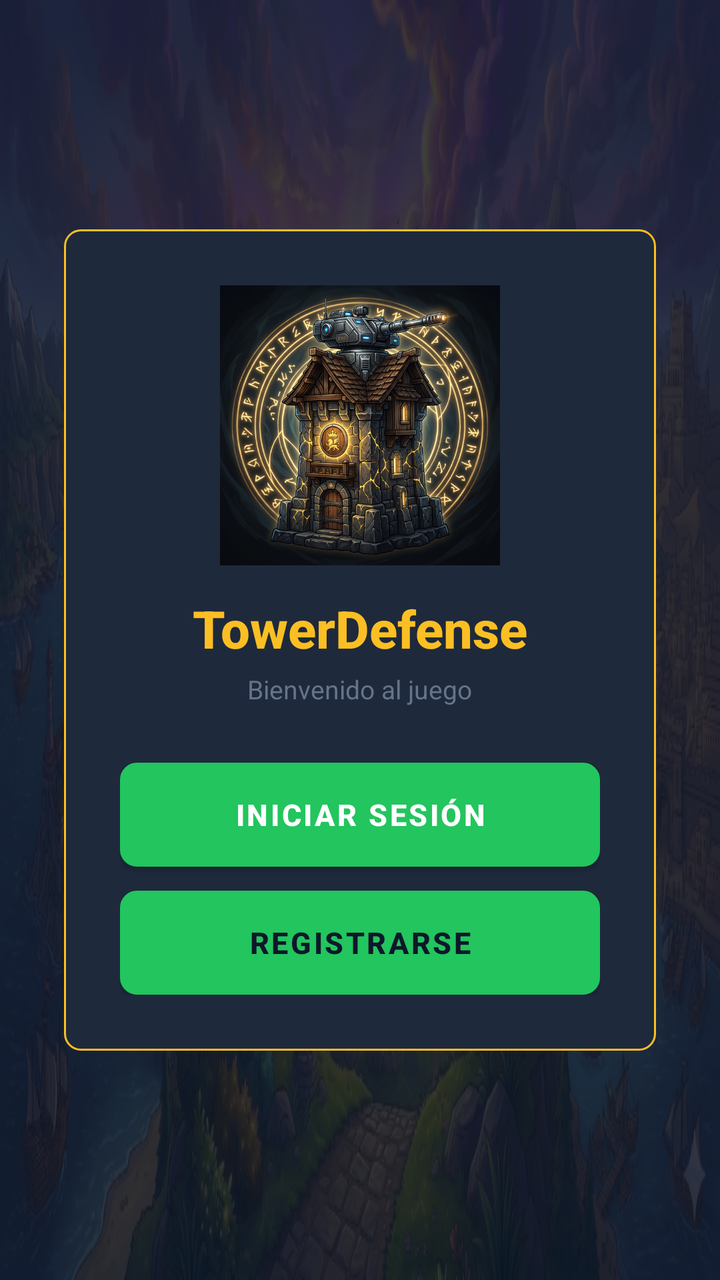
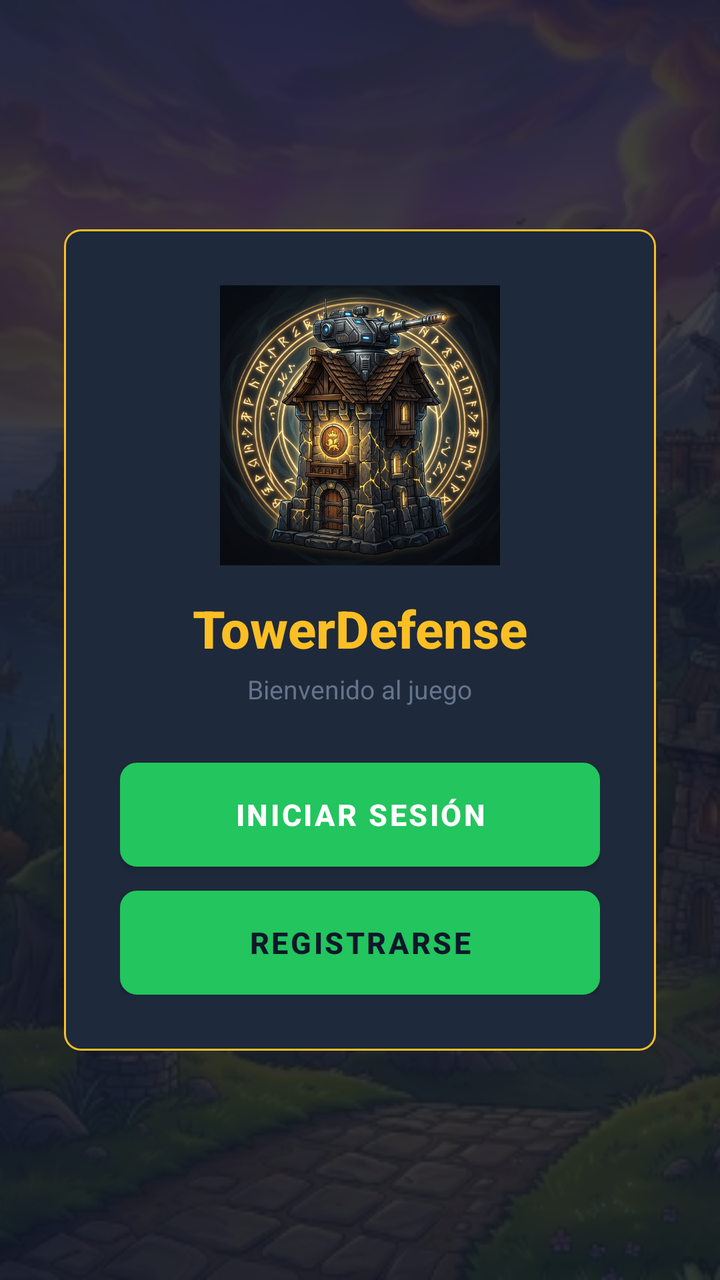

The first picture is an Android layout as it rendered before a commit; the second is the same layout after the commit. The layout source and the unified diff follow.
<!-- AndroidManifest.xml: application theme Theme.dsa_android -->
<!-- res/layout/activity_main.xml -->
<?xml version="1.0" encoding="utf-8"?>
<androidx.constraintlayout.widget.ConstraintLayout
    xmlns:android="http://schemas.android.com/apk/res/android"
    xmlns:app="http://schemas.android.com/apk/res-auto"
    xmlns:tools="http://schemas.android.com/tools"
    android:id="@+id/main"
    android:layout_width="match_parent"
    android:layout_height="match_parent"
    android:background="@drawable/tower_bg"
    tools:context=".MainActivity">

    
    <View
        android:layout_width="0dp"
        android:layout_height="0dp"
        android:background="#CC0F172A"
        app:layout_constraintTop_toTopOf="parent"
        app:layout_constraintBottom_toBottomOf="parent"
        app:layout_constraintStart_toStartOf="parent"
        app:layout_constraintEnd_toEndOf="parent" />

    
    <LinearLayout
        android:id="@+id/card"
        android:layout_width="0dp"
        android:layout_height="wrap_content"
        android:layout_marginHorizontal="32dp"
        android:background="@drawable/td_card_bg"
        android:orientation="vertical"
        android:padding="28dp"
        android:gravity="center"
        app:layout_constraintTop_toTopOf="parent"
        app:layout_constraintBottom_toBottomOf="parent"
        app:layout_constraintStart_toStartOf="parent"
        app:layout_constraintEnd_toEndOf="parent">

        
        <ImageView
            android:layout_width="140dp"
            android:layout_height="140dp"
            android:src="@drawable/combined_logo"
            android:scaleType="fitCenter"
            android:layout_marginBottom="14dp" />

        <TextView
            android:layout_width="wrap_content"
            android:layout_height="wrap_content"
            android:text="TowerDefense"
            android:textSize="26sp"
            android:textStyle="bold"
            android:textColor="#FBBF24"
            android:fontFamily="sans-serif-medium"
            android:layout_marginBottom="4dp" />

        <TextView
            android:layout_width="wrap_content"
            android:layout_height="wrap_content"
            android:text="Bienvenido al juego"
            android:textSize="13sp"
            android:textColor="#64748B"
            android:layout_marginBottom="28dp" />

        
        <Button
            android:id="@+id/Login"
            android:layout_width="match_parent"
            android:layout_height="52dp"
            android:background="@drawable/td_button_green"
            android:text="INICIAR SESIÓN"
            android:textColor="#FFFFFF"
            android:textStyle="bold"
            android:textSize="15sp"
            android:letterSpacing="0.08"
            android:layout_marginBottom="12dp" />

        
        <Button
            android:id="@+id/Singup"
            android:layout_width="match_parent"
            android:layout_height="52dp"
            android:background="@drawable/td_button_primary"
            android:text="REGISTRARSE"
            android:textColor="#0F172A"
            android:textStyle="bold"
            android:textSize="15sp"
            android:letterSpacing="0.08" />

    </LinearLayout>

    <ProgressBar
        android:id="@+id/progressBar"
        android:layout_width="60dp"
        android:layout_height="60dp"
        android:indeterminate="true"
        android:visibility="gone"
        app:layout_constraintTop_toTopOf="parent"
        app:layout_constraintBottom_toBottomOf="parent"
        app:layout_constraintStart_toStartOf="parent"
        app:layout_constraintEnd_toEndOf="parent" />

</androidx.constraintlayout.widget.ConstraintLayout>
<!-- resources referenced by this layout -->
<resources>
  <!-- drawable combined_logo: png bitmap (drawable, 704736 bytes) -->
  <!-- drawable td_button_green (drawable) -->
  <?xml version="1.0" encoding="utf-8"?>
  <shape xmlns:android="http://schemas.android.com/apk/res/android"
      android:shape="rectangle">
      <solid android:color="#22C55E" />
      <corners android:radius="8dp" />
      <stroke android:width="1dp" android:color="#16A34A" />
  </shape>
  <!-- drawable td_button_primary (drawable) -->
  <?xml version="1.0" encoding="utf-8"?>
  <shape xmlns:android="http://schemas.android.com/apk/res/android"
      android:shape="rectangle">
      <solid android:color="#FBBF24" />
      <corners android:radius="8dp" />
      <stroke android:width="1dp" android:color="#F59E0B" />
  </shape>
  <!-- drawable td_card_bg (drawable) -->
  <?xml version="1.0" encoding="utf-8"?>
  <shape xmlns:android="http://schemas.android.com/apk/res/android"
      android:shape="rectangle">
      <solid android:color="#1E293B" />
      <corners android:radius="8dp" />
      <stroke android:width="1dp" android:color="#FBBF24" />
  </shape>
  <!-- drawable tower_bg: jpg bitmap (drawable, 290700 bytes) -->
  <style name="Theme.dsa_android" parent="Theme.MaterialComponents.DayNight.NoActionBar">
          
          <item name="colorPrimary">#22C55E</item>
          <item name="colorPrimaryVariant">#16A34A</item>
          <item name="colorOnPrimary">#FFFFFF</item>
          
          <item name="colorSecondary">#FBBF24</item>
          <item name="colorSecondaryVariant">#F59E0B</item>
          <item name="colorOnSecondary">#0F172A</item>
          
          <item name="android:windowBackground">@drawable/tower_bg</item>
          <item name="android:statusBarColor">#0F172A</item>
          <item name="android:navigationBarColor">#0F172A</item>
      </style>
</resources>

<!-- the commit's change to res/layout/activity_main.xml (unified diff, before → after) -->
@@ -1,101 +1,14 @@
 <?xml version="1.0" encoding="utf-8"?>
-<androidx.constraintlayout.widget.ConstraintLayout
-    xmlns:android="http://schemas.android.com/apk/res/android"
-    xmlns:app="http://schemas.android.com/apk/res-auto"
-    xmlns:tools="http://schemas.android.com/tools"
-    android:id="@+id/main"
+<FrameLayout xmlns:android="http://schemas.android.com/apk/res/android" xmlns:app="http://schemas.android.com/apk/res-auto" xmlns:tools="http://schemas.android.com/tools"
     android:layout_width="match_parent"
-    android:layout_height="match_parent"
-    android:background="@drawable/tower_bg"
-    tools:context=".MainActivity">
+    android:layout_height="match_parent">
+
+    <ImageView
+        android:layout_width="match_parent"
+        android:layout_height="match_parent"
+        android:src="@drawable/tower_bg"
+        android:scaleType="centerCrop" />
 
     
-    <View
-        android:layout_width="0dp"
-        android:layout_height="0dp"
-        android:background="#CC0F172A"
-        app:layout_constraintTop_toTopOf="parent"
-        app:layout_constraintBottom_toBottomOf="parent"
-        app:layout_constraintStart_toStartOf="parent"
-        app:layout_constraintEnd_toEndOf="parent" />
-
-    
-    <LinearLayout
-        android:id="@+id/card"
-        android:layout_width="0dp"
-        android:layout_height="wrap_content"
-        android:layout_marginHorizontal="32dp"
-        android:background="@drawable/td_card_bg"
-        android:orientation="vertical"
-        android:padding="28dp"
-        android:gravity="center"
-        app:layout_constraintTop_toTopOf="parent"
-        app:layout_constraintBottom_toBottomOf="parent"
-        app:layout_constraintStart_toStartOf="parent"
-        app:layout_constraintEnd_toEndOf="parent">
-
-        
-        <ImageView
-            android:layout_width="140dp"
-            android:layout_height="140dp"
-            android:src="@drawable/combined_logo"
-            android:scaleType="fitCenter"
-            android:layout_marginBottom="14dp" />
-
-        <TextView
-            android:layout_width="wrap_content"
-            android:layout_height="wrap_content"
-            android:text="TowerDefense"
-            android:textSize="26sp"
-            android:textStyle="bold"
-            android:textColor="#FBBF24"
-            android:fontFamily="sans-serif-medium"
-            android:layout_marginBottom="4dp" />
-
-        <TextView
-            android:layout_width="wrap_content"
-            android:layout_height="wrap_content"
-            android:text="Bienvenido al juego"
-            android:textSize="13sp"
-            android:textColor="#64748B"
-            android:layout_marginBottom="28dp" />
-
-        
-        <Button
-            android:id="@+id/Login"
-            android:layout_width="match_parent"
-            android:layout_height="52dp"
-            android:background="@drawable/td_button_green"
-            android:text="INICIAR SESIÓN"
-            android:textColor="#FFFFFF"
-            android:textStyle="bold"
-            android:textSize="15sp"
-            android:letterSpacing="0.08"
-            android:layout_marginBottom="12dp" />
-
-        
-        <Button
-            android:id="@+id/Singup"
-            android:layout_width="match_parent"
-            android:layout_height="52dp"
-            android:background="@drawable/td_button_primary"
-            android:text="REGISTRARSE"
-            android:textColor="#0F172A"
-            android:textStyle="bold"
-            android:textSize="15sp"
-            android:letterSpacing="0.08" />
-
-    </LinearLayout>
-
-    <ProgressBar
-        android:id="@+id/progressBar"
-        android:layout_width="60dp"
-        android:layout_height="60dp"
-        android:indeterminate="true"
-        android:visibility="gone"
-        app:layout_constraintTop_toTopOf="parent"
-        app:layout_constraintBottom_toBottomOf="parent"
-        app:layout_constraintStart_toStartOf="parent"
-        app:layout_constraintEnd_toEndOf="parent" />
-
-</androidx.constraintlayout.widget.ConstraintLayout>
+<androidx.constraintlayout.widget.ConstraintLayout android:id="@+id/main" android:layout_width="match_parent" android:layout_height="match_parent" tools:context=".MainActivity">  <View android:layout_width="0dp" android:layout_height="0dp" android:background="#CC0F172A" app:layout_constraintTop_toTopOf="parent" app:layout_constraintBottom_toBottomOf="parent" app:layout_constraintStart_toStartOf="parent" app:layout_constraintEnd_toEndOf="parent" />  <LinearLayout android:id="@+id/card" android:layout_width="0dp" android:layout_height="wrap_content" android:layout_marginHorizontal="32dp" android:background="@drawable/td_card_bg" android:orientation="vertical" android:padding="28dp" android:gravity="center" app:layout_constraintTop_toTopOf="parent" app:layout_constraintBottom_toBottomOf="parent" app:layout_constraintStart_toStartOf="parent" app:layout_constraintEnd_toEndOf="parent">  <ImageView android:layout_width="140dp" android:layout_height="140dp" android:src="@drawable/combined_logo" android:scaleType="fitCenter" android:layout_marginBottom="14dp" /> <TextView android:layout_width="wrap_content" android:layout_height="wrap_content" android:text="TowerDefense" android:textSize="26sp" android:textStyle="bold" android:textColor="#FBBF24" android:fontFamily="sans-serif-medium" android:layout_marginBottom="4dp" /> <TextView android:layout_width="wrap_content" android:layout_height="wrap_content" android:text="Bienvenido al juego" android:textSize="13sp" android:textColor="#64748B" android:layout_marginBottom="28dp" />  <Button android:id="@+id/Login" android:layout_width="match_parent" android:layout_height="52dp" android:background="@drawable/td_button_green" android:text="INICIAR SESIÓN" android:textColor="#FFFFFF" android:textStyle="bold" android:textSize="15sp" android:letterSpacing="0.08" android:layout_marginBottom="12dp" />  <Button android:id="@+id/Singup" android:layout_width="match_parent" android:layout_height="52dp" android:background="@drawable/td_button_primary" android:text="REGISTRARSE" android:textColor="#0F172A" android:textStyle="bold" android:textSize="15sp" android:letterSpacing="0.08" /> </LinearLayout> <ProgressBar android:id="@+id/progressBar" android:layout_width="60dp" android:layout_height="60dp" android:indeterminate="true" android:visibility="gone" app:layout_constraintTop_toTopOf="parent" app:layout_constraintBottom_toBottomOf="parent" app:layout_constraintStart_toStartOf="parent" app:layout_constraintEnd_toEndOf="parent" /> </androidx.constraintlayout.widget.ConstraintLayout>
+</FrameLayout>
